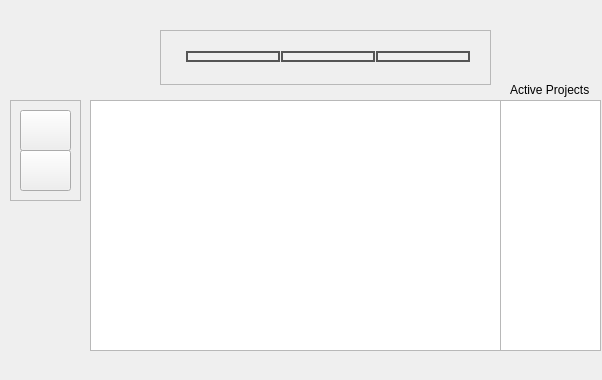
Qt form qronos.ui (meteorhead/Qronos) before a commit.
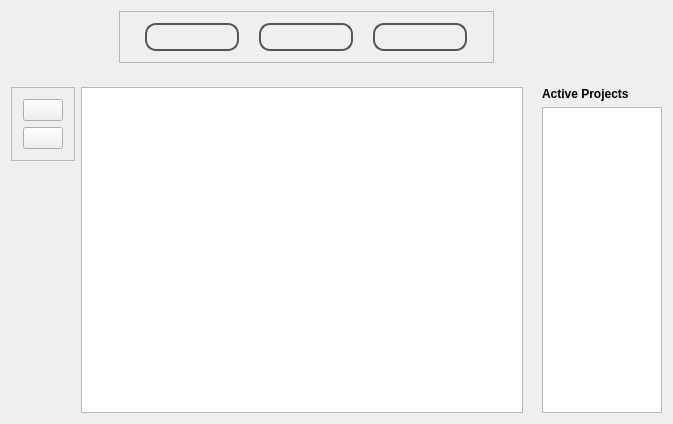
The same form after that commit.

Commit message: + Dynamic resizing of widgets + Added layout for root window

The edit to the form file:
```diff
--- a/qronos.ui
+++ b/qronos.ui
@@ -6,8 +6,8 @@
    <rect>
     <x>0</x>
     <y>0</y>
-    <width>602</width>
-    <height>380</height>
+    <width>673</width>
+    <height>424</height>
    </rect>
   </property>
   <property name="windowTitle">
@@ -67,29 +67,32 @@
 }
 </string>
   </property>
+  <layout class="QGridLayout" name="gridLayout">
+   <item row="0" column="0">
+    <layout class="QHBoxLayout" name="horizontalLayout_2">
+     <item>
+      <spacer name="horizontalSpacer_3">
+       <property name="orientation">
+        <enum>Qt::Horizontal</enum>
+       </property>
+       <property name="sizeType">
+        <enum>QSizePolicy::Fixed</enum>
+       </property>
+       <property name="sizeHint" stdset="0">
+        <size>
+         <width>108</width>
+         <height>20</height>
+        </size>
+       </property>
+      </spacer>
+     </item>
+     <item>
   <widget class="QFrame" name="frame_2">
-   <property name="geometry">
-    <rect>
-     <x>160</x>
-     <y>30</y>
-     <width>331</width>
-     <height>55</height>
-    </rect>
-   </property>
    <property name="frameShape">
     <enum>QFrame::StyledPanel</enum>
    </property>
    <property name="frameShadow">
     <enum>QFrame::Raised</enum>
-   </property>
-   <widget class="QWidget" name="layoutWidget">
-    <property name="geometry">
-     <rect>
-      <x>15</x>
-      <y>10</y>
-      <width>301</width>
-      <height>33</height>
-     </rect>
     </property>
     <layout class="QHBoxLayout" name="horizontalLayout">
      <item>
@@ -151,82 +154,151 @@
      </item>
     </layout>
    </widget>
-  </widget>
-  <widget class="QTreeView" name="treeView">
-   <property name="geometry">
-    <rect>
-     <x>90</x>
-     <y>100</y>
-     <width>411</width>
-     <height>251</height>
-    </rect>
-   </property>
-  </widget>
+     </item>
+     <item>
+      <spacer name="horizontalSpacer_2">
+       <property name="orientation">
+        <enum>Qt::Horizontal</enum>
+       </property>
+       <property name="sizeType">
+        <enum>QSizePolicy::Fixed</enum>
+       </property>
+       <property name="sizeHint" stdset="0">
+        <size>
+         <width>168</width>
+         <height>20</height>
+        </size>
+       </property>
+      </spacer>
+     </item>
+    </layout>
+   </item>
+   <item row="1" column="0">
+    <spacer name="verticalSpacer_2">
+     <property name="orientation">
+      <enum>Qt::Vertical</enum>
+     </property>
+     <property name="sizeType">
+      <enum>QSizePolicy::Fixed</enum>
+     </property>
+     <property name="sizeHint" stdset="0">
+      <size>
+       <width>20</width>
+       <height>18</height>
+      </size>
+     </property>
+    </spacer>
+   </item>
+   <item row="2" column="0">
+    <layout class="QHBoxLayout" name="horizontalLayout_4">
+     <item>
+      <layout class="QHBoxLayout" name="horizontalLayout_3">
+       <item>
+        <layout class="QVBoxLayout" name="verticalLayout_2">
+         <item>
   <widget class="QFrame" name="frame">
-   <property name="geometry">
-    <rect>
-     <x>10</x>
-     <y>100</y>
-     <width>71</width>
-     <height>101</height>
-    </rect>
-   </property>
    <property name="frameShape">
     <enum>QFrame::StyledPanel</enum>
    </property>
    <property name="frameShadow">
     <enum>QFrame::Raised</enum>
    </property>
-   <widget class="QPushButton" name="remove">
-    <property name="geometry">
-     <rect>
-      <x>10</x>
-      <y>50</y>
-      <width>51</width>
-      <height>41</height>
-     </rect>
-    </property>
-    <property name="text">
-     <string/>
-    </property>
-   </widget>
+           <layout class="QVBoxLayout" name="verticalLayout_4">
+            <item>
    <widget class="QPushButton" name="add">
-    <property name="geometry">
-     <rect>
-      <x>10</x>
-      <y>10</y>
-      <width>51</width>
-      <height>41</height>
-     </rect>
-    </property>
+              <property name="text">
+               <string/>
+              </property>
+             </widget>
+            </item>
+            <item>
+             <widget class="QPushButton" name="remove">
     <property name="text">
      <string/>
     </property>
    </widget>
-  </widget>
-  <widget class="QListView" name="listView">
-   <property name="geometry">
-    <rect>
-     <x>500</x>
-     <y>100</y>
-     <width>101</width>
-     <height>251</height>
-    </rect>
-   </property>
-  </widget>
+            </item>
+           </layout>
+          </widget>
+         </item>
+         <item>
+          <spacer name="verticalSpacer">
+           <property name="orientation">
+            <enum>Qt::Vertical</enum>
+           </property>
+           <property name="sizeHint" stdset="0">
+            <size>
+             <width>20</width>
+             <height>168</height>
+            </size>
+           </property>
+          </spacer>
+         </item>
+        </layout>
+       </item>
+       <item>
+        <widget class="QTreeView" name="treeView"/>
+       </item>
+       <item>
+        <spacer name="horizontalSpacer">
+         <property name="orientation">
+          <enum>Qt::Horizontal</enum>
+         </property>
+         <property name="sizeType">
+          <enum>QSizePolicy::Fixed</enum>
+         </property>
+         <property name="sizeHint" stdset="0">
+          <size>
+           <width>13</width>
+           <height>20</height>
+          </size>
+         </property>
+        </spacer>
+       </item>
+      </layout>
+     </item>
+     <item>
+      <layout class="QVBoxLayout" name="verticalLayout">
+       <item>
   <widget class="QLabel" name="label">
-   <property name="geometry">
-    <rect>
-     <x>510</x>
-     <y>80</y>
-     <width>91</width>
-     <height>20</height>
-    </rect>
+         <property name="sizePolicy">
+          <sizepolicy hsizetype="Fixed" vsizetype="Preferred">
+           <horstretch>0</horstretch>
+           <verstretch>0</verstretch>
+          </sizepolicy>
+         </property>
+         <property name="font">
+          <font>
+           <weight>75</weight>
+           <bold>true</bold>
+          </font>
    </property>
    <property name="text">
     <string>Active Projects</string>
    </property>
   </widget>
+       </item>
+       <item>
+        <widget class="QListView" name="listView">
+         <property name="sizePolicy">
+          <sizepolicy hsizetype="Fixed" vsizetype="Expanding">
+           <horstretch>0</horstretch>
+           <verstretch>0</verstretch>
+          </sizepolicy>
+         </property>
+         <property name="maximumSize">
+          <size>
+           <width>120</width>
+           <height>16777215</height>
+          </size>
+         </property>
+        </widget>
+       </item>
+      </layout>
+     </item>
+    </layout>
+   </item>
+  </layout>
  </widget>
  <layoutdefault spacing="6" margin="11"/>
  <resources/>
```
Lines whose indentation alone changed are shown as unchanged. The commit also changes 1 other file.
